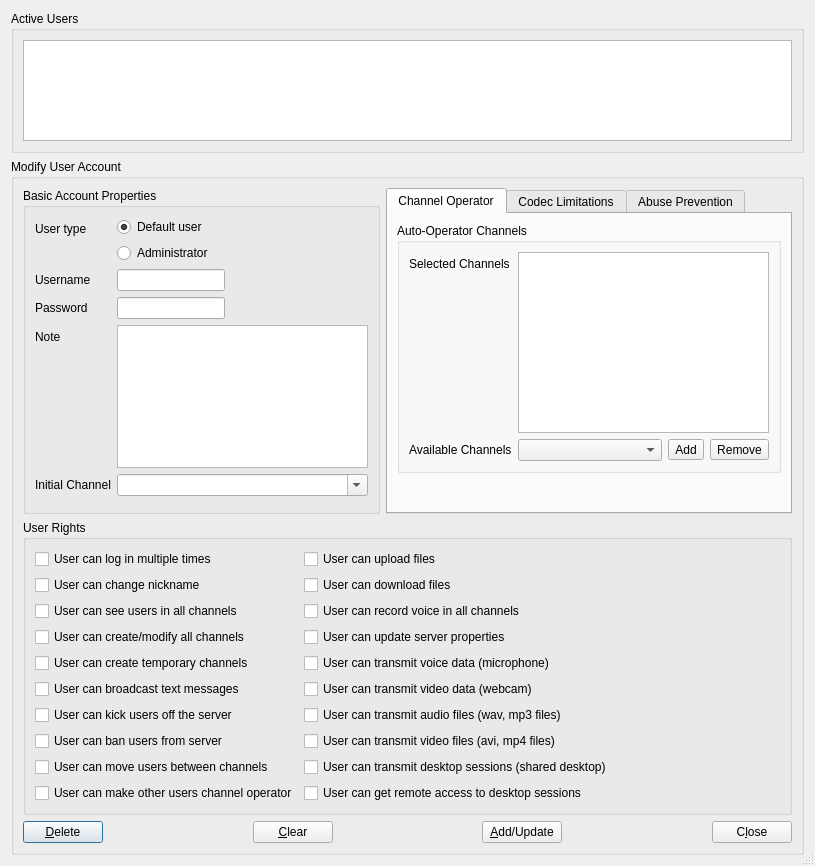
Above: Client/qtTeamTalk/useraccounts.ui from BearWare/TeamTalk5 before the change. Below: the same form after it.
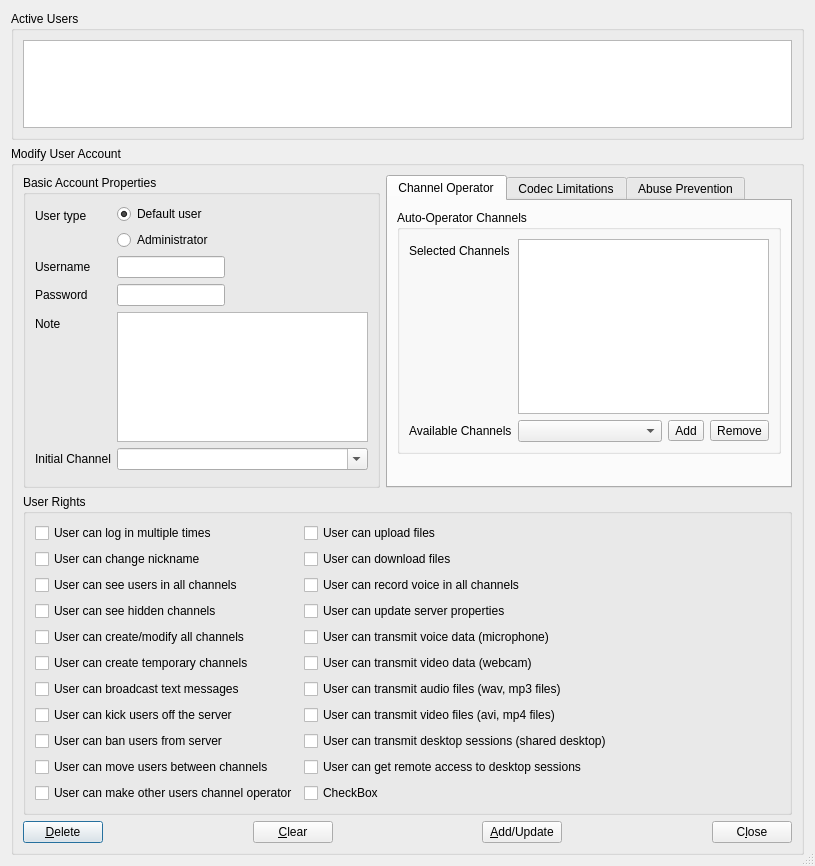
That is the form after the change.

Commit message: Create hidden channel in Qt client

Patch:
```diff
--- a/Client/qtTeamTalk/useraccounts.ui
+++ b/Client/qtTeamTalk/useraccounts.ui
@@ -436,24 +436,24 @@
            </property>
           </widget>
          </item>
-         <item row="1" column="0">
+         <item row="2" column="0">
           <widget class="QCheckBox" name="chnickBox">
            <property name="text">
             <string>User can change nickname</string>
            </property>
           </widget>
          </item>
-         <item row="1" column="1">
+         <item row="2" column="1">
           <widget class="QCheckBox" name="downloadfilesBox">
            <property name="text">
             <string>User can download files</string>
            </property>
           </widget>
          </item>
-         <item row="2" column="0">
+         <item row="4" column="0">
           <widget class="QCheckBox" name="viewallusersBox">
            <property name="sizePolicy">
-            <sizepolicy hsizetype="Expanding" vsizetype="Fixed">
+            <sizepolicy hsizetype="Fixed" vsizetype="Fixed">
              <horstretch>0</horstretch>
              <verstretch>0</verstretch>
             </sizepolicy>
@@ -463,14 +463,42 @@
            </property>
           </widget>
          </item>
-         <item row="3" column="0">
+         <item row="4" column="1">
+          <widget class="QCheckBox" name="recordBox">
+           <property name="text">
+            <string>User can record voice in all channels</string>
+           </property>
+          </widget>
+         </item>
+         <item row="6" column="0">
+          <widget class="QCheckBox" name="viewhiddenchanBox">
+           <property name="text">
+            <string>User can see hidden channels</string>
+           </property>
+          </widget>
+         </item>
+         <item row="6" column="1">
+          <widget class="QCheckBox" name="srvpropBox">
+           <property name="text">
+            <string>User can update server properties</string>
+           </property>
+          </widget>
+         </item>
+         <item row="8" column="0">
           <widget class="QCheckBox" name="permchannelsBox">
            <property name="text">
             <string>User can create/modify all channels</string>
            </property>
           </widget>
          </item>
-         <item row="4" column="0">
+         <item row="8" column="1">
+          <widget class="QCheckBox" name="transmitvoiceBox">
+           <property name="text">
+            <string>User can transmit voice data (microphone)</string>
+           </property>
+          </widget>
+         </item>
+         <item row="10" column="0">
           <widget class="QCheckBox" name="tempchannelsBox">
            <property name="sizePolicy">
             <sizepolicy hsizetype="Expanding" vsizetype="Fixed">
@@ -483,7 +511,14 @@
            </property>
           </widget>
          </item>
-         <item row="5" column="0">
+         <item row="10" column="1">
+          <widget class="QCheckBox" name="transmitvideoBox">
+           <property name="text">
+            <string>User can transmit video data (webcam)</string>
+           </property>
+          </widget>
+         </item>
+         <item row="12" column="0">
           <widget class="QCheckBox" name="clientbroadcastBox">
            <property name="sizePolicy">
             <sizepolicy hsizetype="Expanding" vsizetype="Fixed">
@@ -496,87 +531,66 @@
            </property>
           </widget>
          </item>
-         <item row="6" column="0">
+         <item row="12" column="1">
+          <widget class="QCheckBox" name="transmitaudiofileBox">
+           <property name="text">
+            <string>User can transmit audio files (wav, mp3 files)</string>
+           </property>
+          </widget>
+         </item>
+         <item row="14" column="0">
           <widget class="QCheckBox" name="kickusersBox">
            <property name="text">
             <string>User can kick users off the server</string>
            </property>
           </widget>
          </item>
-         <item row="7" column="0">
+         <item row="14" column="1">
+          <widget class="QCheckBox" name="transmitvideofileBox">
+           <property name="text">
+            <string>User can transmit video files (avi, mp4 files)</string>
+           </property>
+          </widget>
+         </item>
+         <item row="16" column="0">
           <widget class="QCheckBox" name="banusersBox">
            <property name="text">
             <string>User can ban users from server</string>
            </property>
           </widget>
          </item>
-         <item row="8" column="0">
+         <item row="16" column="1">
+          <widget class="QCheckBox" name="transmitdesktopBox">
+           <property name="text">
+            <string>User can transmit desktop sessions (shared desktop)</string>
+           </property>
+          </widget>
+         </item>
+         <item row="18" column="0">
           <widget class="QCheckBox" name="moveusersBox">
            <property name="text">
             <string>User can move users between channels</string>
            </property>
           </widget>
          </item>
-         <item row="9" column="0">
-          <widget class="QCheckBox" name="chanopBox">
-           <property name="text">
-            <string>User can make other users channel operator</string>
-           </property>
-          </widget>
-         </item>
-         <item row="9" column="1">
+         <item row="18" column="1">
           <widget class="QCheckBox" name="transmitdesktopaccessBox">
            <property name="text">
             <string>User can get remote access to desktop sessions</string>
            </property>
           </widget>
          </item>
-         <item row="8" column="1">
-          <widget class="QCheckBox" name="transmitdesktopBox">
+         <item row="20" column="0">
+          <widget class="QCheckBox" name="chanopBox">
            <property name="text">
-            <string>User can transmit desktop sessions (shared desktop)</string>
+            <string>User can make other users channel operator</string>
            </property>
           </widget>
          </item>
-         <item row="7" column="1">
-          <widget class="QCheckBox" name="transmitvideofileBox">
+         <item row="20" column="1">
+          <widget class="QCheckBox" name="checkBox">
            <property name="text">
-            <string>User can transmit video files (avi, mp4 files)</string>
-           </property>
-          </widget>
-         </item>
-         <item row="6" column="1">
-          <widget class="QCheckBox" name="transmitaudiofileBox">
-           <property name="text">
-            <string>User can transmit audio files (wav, mp3 files)</string>
-           </property>
-          </widget>
-         </item>
-         <item row="5" column="1">
-          <widget class="QCheckBox" name="transmitvideoBox">
-           <property name="text">
-            <string>User can transmit video data (webcam)</string>
-           </property>
-          </widget>
-         </item>
-         <item row="4" column="1">
-          <widget class="QCheckBox" name="transmitvoiceBox">
-           <property name="text">
-            <string>User can transmit voice data (microphone)</string>
-           </property>
-          </widget>
-         </item>
-         <item row="3" column="1">
-          <widget class="QCheckBox" name="srvpropBox">
-           <property name="text">
-            <string>User can update server properties</string>
-           </property>
-          </widget>
-         </item>
-         <item row="2" column="1">
-          <widget class="QCheckBox" name="recordBox">
-           <property name="text">
-            <string>User can record voice in all channels</string>
+            <string>CheckBox</string>
            </property>
           </widget>
          </item>
```
Left out of the diff: 16 changed lines with no effect on the pictures. The commit also changes 3 other files.
